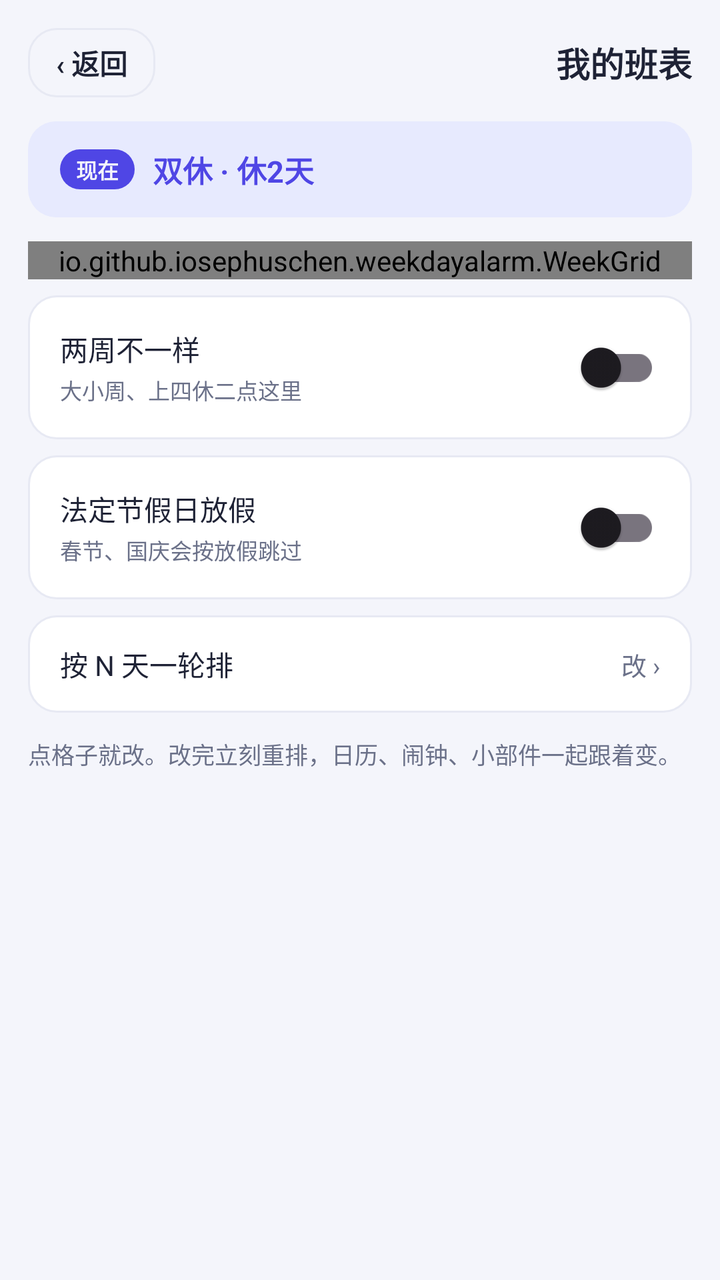
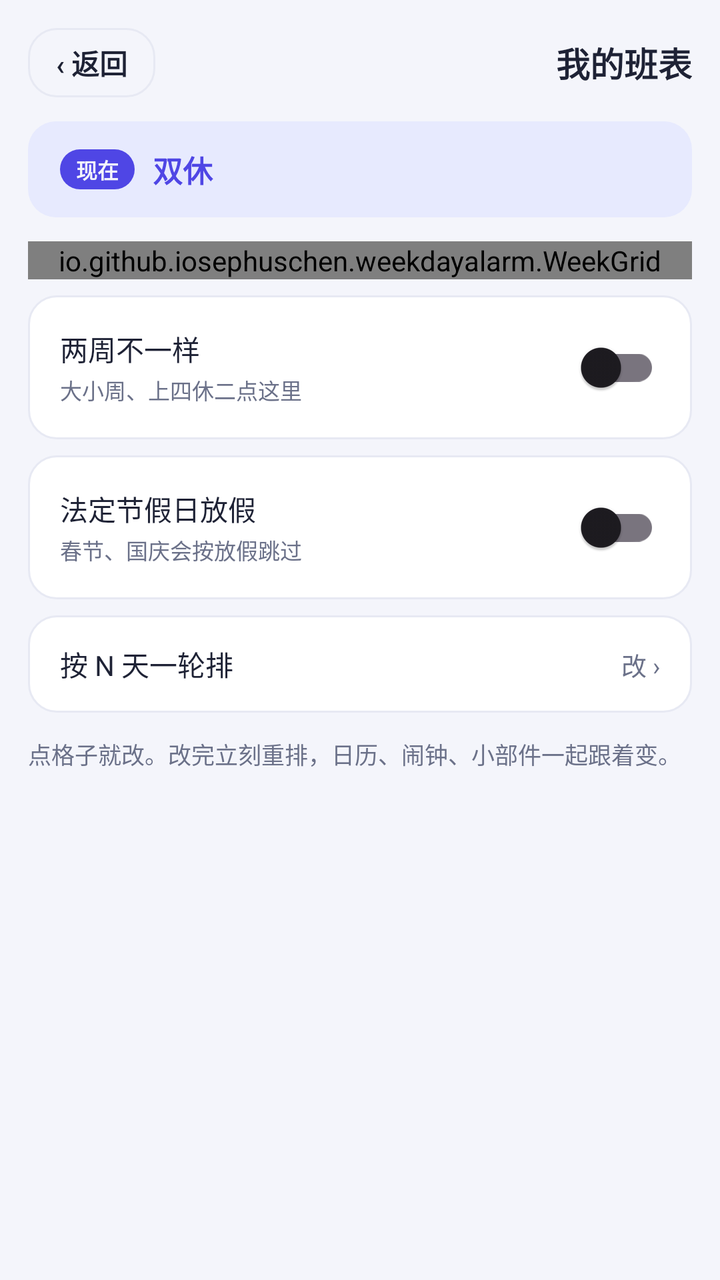

Two renders of the same Android screen: before a commit and after it. Below are the layout's source before the change and the commit's diff.
<!-- AndroidManifest.xml: application theme Theme.WeekdayAlarm -->
<!-- res/layout/activity_week_schedule.xml -->
<?xml version="1.0" encoding="utf-8"?>
<ScrollView xmlns:android="http://schemas.android.com/apk/res/android"
    android:layout_width="match_parent"
    android:layout_height="match_parent"
    android:background="@color/bg"
    android:fitsSystemWindows="true">

    <LinearLayout
        android:layout_width="match_parent"
        android:layout_height="wrap_content"
        android:orientation="vertical"
        android:paddingStart="14dp"
        android:paddingTop="14dp"
        android:paddingEnd="14dp"
        android:paddingBottom="@dimen/space_24">

        <LinearLayout
            android:layout_width="match_parent"
            android:layout_height="wrap_content"
            android:layout_marginBottom="@dimen/space_12"
            android:gravity="center_vertical"
            android:orientation="horizontal">

            <TextView
                android:id="@+id/btn_back"
                android:layout_width="wrap_content"
                android:layout_height="wrap_content"
                android:background="@drawable/bg_time_outline"
                android:clickable="true"
                android:focusable="true"
                android:paddingStart="14dp"
                android:paddingTop="7dp"
                android:paddingEnd="14dp"
                android:paddingBottom="7dp"
                android:text="‹ 返回"
                android:textColor="@color/ink"
                android:textSize="14sp"
                android:textStyle="bold" />

            <TextView
                android:layout_width="0dp"
                android:layout_height="wrap_content"
                android:layout_weight="1"
                android:gravity="end"
                android:text="我的班表"
                android:textColor="@color/ink"
                android:textSize="17sp"
                android:textStyle="bold" />
        </LinearLayout>

        
        <LinearLayout
            android:id="@+id/card_verdict"
            android:layout_width="match_parent"
            android:layout_height="wrap_content"
            android:background="@drawable/bg_verdict"
            android:gravity="center_vertical"
            android:orientation="horizontal"
            android:paddingStart="16dp"
            android:paddingTop="13dp"
            android:paddingEnd="16dp"
            android:paddingBottom="13dp">

            <TextView
                android:layout_width="wrap_content"
                android:layout_height="wrap_content"
                android:background="@drawable/bg_verdict_tag"
                android:paddingStart="8dp"
                android:paddingTop="2dp"
                android:paddingEnd="8dp"
                android:paddingBottom="2dp"
                android:text="现在"
                android:textColor="@color/bg"
                android:textSize="10.5sp"
                android:textStyle="bold" />

            <TextView
                android:id="@+id/tv_verdict"
                android:layout_width="0dp"
                android:layout_height="wrap_content"
                android:layout_marginStart="9dp"
                android:layout_weight="1"
                android:text="双休 · 休2天"
                android:textColor="@color/indigo"
                android:textSize="15sp"
                android:textStyle="bold" />
        </LinearLayout>

        <io.github.iosephuschen.weekdayalarm.WeekGrid
            android:id="@+id/week_grid"
            android:layout_width="match_parent"
            android:layout_height="wrap_content"
            android:layout_marginTop="@dimen/space_12" />

        
        <LinearLayout
            android:id="@+id/card_rotation"
            android:layout_width="match_parent"
            android:layout_height="wrap_content"
            android:layout_marginTop="@dimen/space_12"
            android:background="@drawable/bg_dialog_row"
            android:clickable="true"
            android:focusable="true"
            android:gravity="center_vertical"
            android:orientation="horizontal"
            android:paddingStart="16dp"
            android:paddingTop="14dp"
            android:paddingEnd="16dp"
            android:paddingBottom="14dp"
            android:visibility="gone">

            <LinearLayout
                android:layout_width="0dp"
                android:layout_height="wrap_content"
                android:layout_weight="1"
                android:orientation="vertical">

                <TextView
                    android:id="@+id/tv_rotation_title"
                    android:layout_width="wrap_content"
                    android:layout_height="wrap_content"
                    android:text="4 天一轮 · 上2休2"
                    android:textColor="@color/ink"
                    android:textSize="15sp"
                    android:textStyle="bold" />

                <TextView
                    android:id="@+id/tv_rotation_sub"
                    android:layout_width="wrap_content"
                    android:layout_height="wrap_content"
                    android:layout_marginTop="2dp"
                    android:text="第 1 天定下来，往后按 N 天一轮"
                    android:textColor="@color/sub"
                    android:textSize="11sp" />
            </LinearLayout>

            <TextView
                android:layout_width="wrap_content"
                android:layout_height="wrap_content"
                android:text="改 ›"
                android:textColor="@color/sub"
                android:textSize="12.5sp" />
        </LinearLayout>

        <LinearLayout
            android:id="@+id/row_biweekly"
            android:layout_width="match_parent"
            android:layout_height="wrap_content"
            android:layout_marginTop="@dimen/space_8"
            android:background="@drawable/bg_dialog_row"
            android:gravity="center_vertical"
            android:orientation="horizontal"
            android:paddingStart="16dp"
            android:paddingTop="12dp"
            android:paddingEnd="16dp"
            android:paddingBottom="12dp">

            <LinearLayout
                android:layout_width="0dp"
                android:layout_height="wrap_content"
                android:layout_weight="1"
                android:orientation="vertical">

                <TextView
                    android:layout_width="wrap_content"
                    android:layout_height="wrap_content"
                    android:text="两周不一样"
                    android:textColor="@color/ink"
                    android:textSize="14sp" />

                
                <TextView
                    android:layout_width="wrap_content"
                    android:layout_height="wrap_content"
                    android:layout_marginTop="2dp"
                    android:text="大小周、上四休二点这里"
                    android:textColor="@color/sub"
                    android:textSize="11sp" />
            </LinearLayout>

            <androidx.appcompat.widget.SwitchCompat
                android:id="@+id/sw_biweekly"
                android:layout_width="wrap_content"
                android:layout_height="wrap_content" />
        </LinearLayout>

        <LinearLayout
            android:id="@+id/row_holiday"
            android:layout_width="match_parent"
            android:layout_height="wrap_content"
            android:layout_marginTop="@dimen/space_8"
            android:background="@drawable/bg_dialog_row"
            android:gravity="center_vertical"
            android:orientation="horizontal"
            android:paddingStart="16dp"
            android:paddingTop="12dp"
            android:paddingEnd="16dp"
            android:paddingBottom="12dp">

            <LinearLayout
                android:layout_width="0dp"
                android:layout_height="wrap_content"
                android:layout_weight="1"
                android:orientation="vertical">

                <TextView
                    android:layout_width="wrap_content"
                    android:layout_height="wrap_content"
                    android:text="法定节假日放假"
                    android:textColor="@color/ink"
                    android:textSize="14sp" />

                <TextView
                    android:id="@+id/tv_holiday_sub"
                    android:layout_width="wrap_content"
                    android:layout_height="wrap_content"
                    android:layout_marginTop="2dp"
                    android:text="春节、国庆会按放假跳过"
                    android:textColor="@color/sub"
                    android:textSize="11sp" />
            </LinearLayout>

            <androidx.appcompat.widget.SwitchCompat
                android:id="@+id/sw_holiday"
                android:layout_width="wrap_content"
                android:layout_height="wrap_content" />
        </LinearLayout>

        <LinearLayout
            android:id="@+id/row_rotation"
            android:layout_width="match_parent"
            android:layout_height="wrap_content"
            android:layout_marginTop="@dimen/space_8"
            android:background="@drawable/bg_dialog_row"
            android:clickable="true"
            android:focusable="true"
            android:gravity="center_vertical"
            android:orientation="horizontal"
            android:paddingStart="16dp"
            android:paddingTop="14dp"
            android:paddingEnd="16dp"
            android:paddingBottom="14dp">

            <TextView
                android:layout_width="0dp"
                android:layout_height="wrap_content"
                android:layout_weight="1"
                android:text="按 N 天一轮排"
                android:textColor="@color/ink"
                android:textSize="14sp" />

            
            <TextView
                android:layout_width="wrap_content"
                android:layout_height="wrap_content"
                android:text="改 ›"
                android:textColor="@color/sub"
                android:textSize="12.5sp" />
        </LinearLayout>

        <LinearLayout
            android:id="@+id/row_back_week"
            android:layout_width="match_parent"
            android:layout_height="wrap_content"
            android:layout_marginTop="@dimen/space_8"
            android:background="@drawable/bg_dialog_row"
            android:clickable="true"
            android:focusable="true"
            android:gravity="center_vertical"
            android:orientation="horizontal"
            android:paddingStart="16dp"
            android:paddingTop="14dp"
            android:paddingEnd="16dp"
            android:paddingBottom="14dp"
            android:visibility="gone">

            <TextView
                android:layout_width="0dp"
                android:layout_height="wrap_content"
                android:layout_weight="1"
                android:text="改成按周排"
                android:textColor="@color/ink"
                android:textSize="14sp" />

            <TextView
                android:layout_width="wrap_content"
                android:layout_height="wrap_content"
                android:text="›"
                android:textColor="@color/sub"
                android:textSize="14sp" />
        </LinearLayout>

        <TextView
            android:id="@+id/tv_hint"
            android:layout_width="match_parent"
            android:layout_height="wrap_content"
            android:layout_marginTop="@dimen/space_12"
            android:lineSpacingExtra="3dp"
            android:text="点格子就改。改完立刻重排，日历、闹钟、小部件一起跟着变。"
            android:textColor="@color/sub"
            android:textSize="11.5sp" />
    </LinearLayout>
</ScrollView>
<!-- resources referenced by this layout -->
<resources>
  <color name="bg">#F4F5FB</color>
  <color name="indigo">#4F46E5</color>
  <color name="ink">#1E2235</color>
  <color name="sub">#6B7189</color>
  <dimen name="space_12">12dp</dimen>
  <dimen name="space_24">24dp</dimen>
  <dimen name="space_8">8dp</dimen>
  <!-- drawable bg_dialog_row (drawable) -->
  <?xml version="1.0" encoding="utf-8"?>
  <shape xmlns:android="http://schemas.android.com/apk/res/android"
      android:shape="rectangle">
      <solid android:color="@color/card" />
      <stroke
          android:width="1dp"
          android:color="@color/line" />
      <corners android:radius="@dimen/radius_row" />
  </shape>
  <!-- drawable bg_time_outline (drawable) -->
  <?xml version="1.0" encoding="utf-8"?>
  <ripple xmlns:android="http://schemas.android.com/apk/res/android"
      android:color="#1F4F46E5">
      <item>
          <shape android:shape="rectangle">
              <solid android:color="@color/bg" />
              <corners android:radius="@dimen/radius_row" />
              <stroke android:width="1dp" android:color="@color/line" />
          </shape>
      </item>
  </ripple>
  <!-- drawable bg_verdict (drawable) -->
  <?xml version="1.0" encoding="utf-8"?>
  <shape xmlns:android="http://schemas.android.com/apk/res/android"
      android:shape="rectangle">
      <solid android:color="@color/verdict_bg" />
      <corners android:radius="@dimen/radius_row" />
  </shape>
  <!-- drawable bg_verdict_tag (drawable) -->
  <?xml version="1.0" encoding="utf-8"?>
  <shape xmlns:android="http://schemas.android.com/apk/res/android"
      android:shape="rectangle">
      <solid android:color="@color/indigo" />
      <corners android:radius="@dimen/radius_pill" />
  </shape>
  <style name="Theme.WeekdayAlarm" parent="Theme.Material3.DayNight.NoActionBar">
          <item name="colorPrimary">@color/indigo</item>
          <item name="colorPrimaryVariant">@color/indigo_dark</item>
          <item name="colorOnPrimary">@color/white</item>
          <item name="android:statusBarColor">@color/bg</item>
          <item name="android:windowLightStatusBar">true</item>
      </style>
  <color name="card">#FFFFFF</color>
  <color name="line">#E7E9F3</color>
  <dimen name="radius_row">14dp</dimen>
  <color name="verdict_bg">#E7EAFE</color>
  <dimen name="radius_pill">999dp</dimen>
  <color name="indigo_dark">#4338CA</color>
  <color name="white">#FFFFFFFF</color>
</resources>

<!-- the commit's change to res/layout/activity_week_schedule.xml (unified diff, before → after) -->
@@ -80,7 +80,7 @@
                 android:layout_height="wrap_content"
                 android:layout_marginStart="9dp"
                 android:layout_weight="1"
-                android:text="双休 · 休2天"
+                android:text="双休"
                 android:textColor="@color/indigo"
                 android:textSize="15sp"
                 android:textStyle="bold" />
